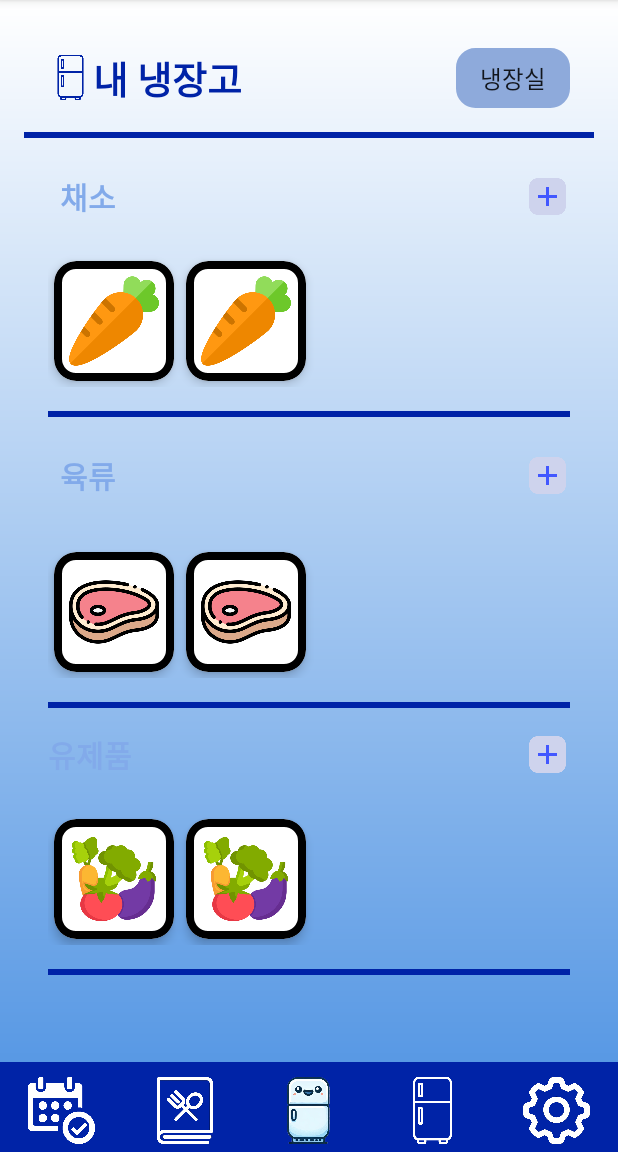
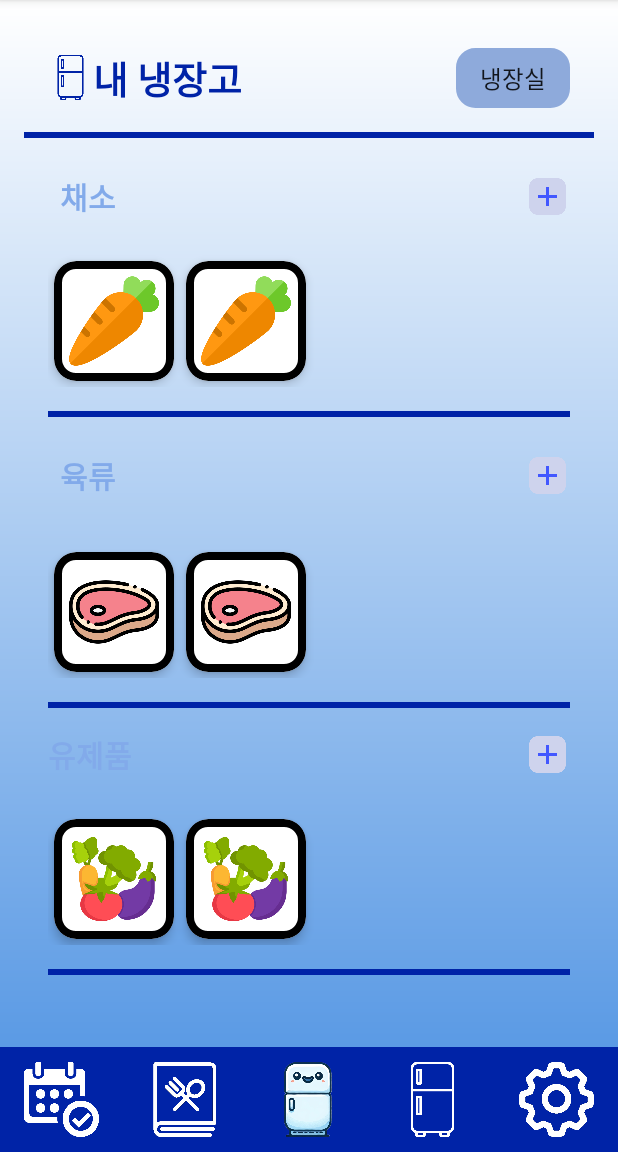
Before and after one commit to dohyun0313/mobile_team4, an Android app: the screen it shows after launch (MainActivity), on a phone screen of 412 x 824 dp, the part 84-1236 px from its top. Run offline under Robolectric (Android 15) with nearby library versions, the phone set to English and light mode, and no system bars.

Commit message:
modified:   MyApplication6/app/src/main/res/layout/page2.xml

```diff
--- a/MyApplication6/app/src/main/res/layout/page2.xml
+++ b/MyApplication6/app/src/main/res/layout/page2.xml
@@ -335,11 +335,11 @@
     <!-- 네비게이션 바 -->
     <LinearLayout
         android:layout_width="match_parent"
-        android:layout_height="60dp"
+        android:layout_height="70dp"
         android:orientation="horizontal"
         android:gravity="center"
         android:paddingTop="10dp"
-        android:paddingBottom="5dp"
+        android:paddingBottom="10dp"
         android:background="#0023A7"> <!-- 배경색 설정 -->
 
         <ImageButton
```
